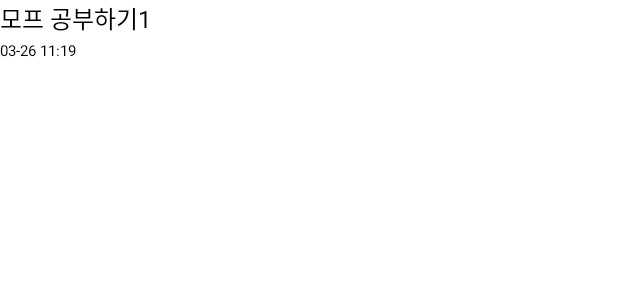
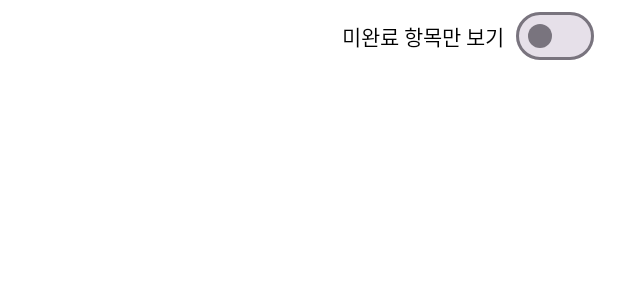
Before and after one commit to Kkackit02/MobileProgramming_Konkuk, an Android app built with Jetpack Compose: the @Preview function TodoSwitchPrev, on a phone screen of 412 x 824 dp. Shown: the top 300 px of the screen. Run offline under Robolectric (Android 15) with nearby library versions, the light colour scheme and no system bars.

Commit message:
202112346 정근녕

```diff
--- a/202112346/dweek04a/src/main/java/com/example/dweek04a/uicomponents/MainScreen.kt
+++ b/202112346/dweek04a/src/main/java/com/example/dweek04a/uicomponents/MainScreen.kt
@@ -25,6 +25,7 @@ import com.example.dweek04a.model.TodoStatus
 @Composable
 fun MainScreen(modifier: Modifier = Modifier) {
 
+    //202112346 정근녕
     val todoList = remember {
         mutableStateListOf<Item>().apply {
             addAll(TodoItemFactory.makeTodoList())
--- a/202112346/dweek04a/src/main/java/com/example/dweek04a/uicomponents/TodoSwitch.kt
+++ b/202112346/dweek04a/src/main/java/com/example/dweek04a/uicomponents/TodoSwitch.kt
@@ -23,6 +23,7 @@ import com.example.dweek04a.model.TodoStatus
 
 @Composable
 fun TodoSwitch(
+    //202112346 정근녕
     checked: Boolean,
     onCheckedChange: (Boolean) -> Unit,
     modifier: Modifier = Modifier
@@ -48,5 +49,8 @@ fun TodoSwitch(
 @Preview
 @Composable
 private fun TodoSwitchPrev() {
-    TodoItem(Item("모프 공부하기1", "03-26 11:19"))
+    TodoSwitch(
+        checked = false,
+        onCheckedChange = { it }
+    )
 }
```
